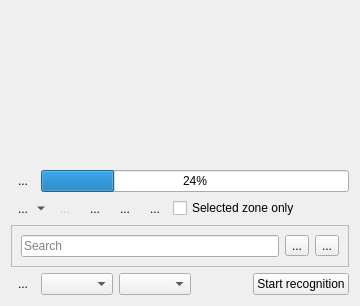
Old version of the form src/ui/textbasededit_ui.ui in the repository KDE/kdenlive.
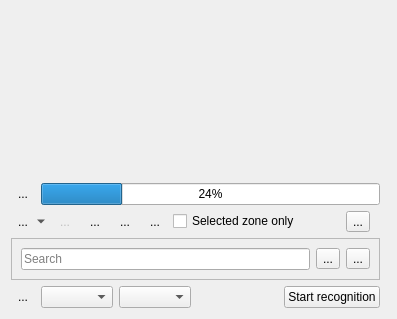
New version of the form. Icons and pictures are not drawn. Custom widgets are drawn as their Qt base class.

Commit message: text based edit: add font zooming and option to remove all silence

Diff of the .ui file:
```diff
--- a/src/ui/textbasededit_ui.ui
+++ b/src/ui/textbasededit_ui.ui
@@ -10,30 +10,11 @@
    <rect>
     <x>0</x>
     <y>0</y>
-    <width>360</width>
-    <height>306</height>
+    <width>397</width>
+    <height>319</height>
    </rect>
   </property>
   <layout class="QGridLayout" name="gridLayout_2">
-   <item row="0" column="0">
-    <widget class="KSqueezedTextLabel" name="clipNameLabel"/>
-   </item>
-   <item row="1" column="0">
-    <widget class="QFrame" name="text_frame">
-     <property name="sizePolicy">
-      <sizepolicy hsizetype="Preferred" vsizetype="MinimumExpanding">
-       <horstretch>0</horstretch>
-       <verstretch>0</verstretch>
-      </sizepolicy>
-     </property>
-     <property name="frameShape">
-      <enum>QFrame::NoFrame</enum>
-     </property>
-     <property name="frameShadow">
-      <enum>QFrame::Raised</enum>
-     </property>
-    </widget>
-   </item>
    <item row="3" column="0">
     <widget class="QFrame" name="frame_progress">
      <property name="frameShape">
@@ -218,6 +199,19 @@
         </property>
        </widget>
       </item>
+      <item row="0" column="10">
+       <spacer name="horizontalSpacer_2">
+        <property name="orientation">
+         <enum>Qt::Horizontal</enum>
+        </property>
+        <property name="sizeHint" stdset="0">
+         <size>
+          <width>0</width>
+          <height>0</height>
+         </size>
+        </property>
+       </spacer>
+      </item>
       <item row="0" column="2">
        <widget class="QToolButton" name="button_add">
         <property name="enabled">
@@ -238,7 +232,7 @@
         </property>
        </widget>
       </item>
-      <item row="0" column="7">
+      <item row="0" column="6">
        <widget class="QCheckBox" name="speech_zone">
         <property name="text">
          <string>Selected zone only</string>
@@ -272,14 +266,28 @@
        </widget>
       </item>
       <item row="0" column="8">
-       <spacer name="horizontalSpacer_2">
+       <widget class="QToolButton" name="subMenu">
+        <property name="text">
+         <string>...</string>
+        </property>
+        <property name="icon">
+         <iconset theme="application-menu">
+          <normaloff>.</normaloff>.</iconset>
+        </property>
+        <property name="popupMode">
+         <enum>QToolButton::InstantPopup</enum>
+        </property>
+       </widget>
+      </item>
+      <item row="0" column="7">
+       <spacer name="horizontalSpacer_3">
         <property name="orientation">
          <enum>Qt::Horizontal</enum>
         </property>
         <property name="sizeHint" stdset="0">
          <size>
-          <width>0</width>
-          <height>0</height>
+          <width>40</width>
+          <height>20</height>
          </size>
         </property>
        </spacer>
@@ -290,6 +298,22 @@
    <item row="2" column="0">
     <widget class="KMessageWidget" name="info_message"/>
    </item>
+   <item row="1" column="0" colspan="2">
+    <widget class="QFrame" name="text_frame">
+     <property name="sizePolicy">
+      <sizepolicy hsizetype="Preferred" vsizetype="MinimumExpanding">
+       <horstretch>0</horstretch>
+       <verstretch>0</verstretch>
+      </sizepolicy>
+     </property>
+     <property name="frameShape">
+      <enum>QFrame::NoFrame</enum>
+     </property>
+     <property name="frameShadow">
+      <enum>QFrame::Raised</enum>
+     </property>
+    </widget>
+   </item>
   </layout>
  </widget>
  <customwidgets>
```
Left out of the diff: 131 changed lines with no effect on the pictures. The commit also changes 2 other files.
